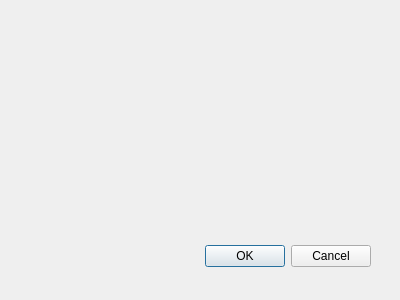
Before: the Qt Designer form CAMan/pub_ldap_dlg.ui in jykim74/CertMan, drawn with Qt 5.
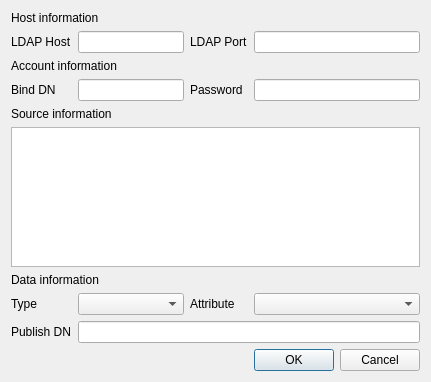
After: the same form once the commit is applied.

```diff
--- a/CAMan/pub_ldap_dlg.ui
+++ b/CAMan/pub_ldap_dlg.ui
@@ -8,29 +8,152 @@
    <rect>
     <x>0</x>
     <y>0</y>
-    <width>400</width>
-    <height>300</height>
+    <width>431</width>
+    <height>382</height>
    </rect>
   </property>
   <property name="windowTitle">
    <string>Dialog</string>
   </property>
-  <widget class="QDialogButtonBox" name="buttonBox">
-   <property name="geometry">
-    <rect>
-     <x>30</x>
-     <y>240</y>
-     <width>341</width>
-     <height>32</height>
-    </rect>
-   </property>
-   <property name="orientation">
-    <enum>Qt::Horizontal</enum>
-   </property>
-   <property name="standardButtons">
-    <set>QDialogButtonBox::Cancel|QDialogButtonBox::Ok</set>
-   </property>
-  </widget>
+  <layout class="QGridLayout" name="gridLayout">
+   <item row="3" column="0">
+    <widget class="QLabel" name="label_4">
+     <property name="text">
+      <string>Bind DN</string>
+     </property>
+    </widget>
+   </item>
+   <item row="1" column="0">
+    <widget class="QLabel" name="label_2">
+     <property name="text">
+      <string>LDAP Host</string>
+     </property>
+    </widget>
+   </item>
+   <item row="8" column="1" colspan="3">
+    <widget class="QLineEdit" name="lineEdit_5"/>
+   </item>
+   <item row="3" column="2">
+    <widget class="QLabel" name="label_10">
+     <property name="text">
+      <string>Password</string>
+     </property>
+    </widget>
+   </item>
+   <item row="5" column="0" colspan="4">
+    <widget class="QTextEdit" name="textEdit"/>
+   </item>
+   <item row="7" column="3">
+    <widget class="QComboBox" name="comboBox_2"/>
+   </item>
+   <item row="7" column="0">
+    <widget class="QLabel" name="label_7">
+     <property name="text">
+      <string>Type</string>
+     </property>
+    </widget>
+   </item>
+   <item row="7" column="1">
+    <widget class="QComboBox" name="comboBox"/>
+   </item>
+   <item row="3" column="1">
+    <widget class="QLineEdit" name="lineEdit_3"/>
+   </item>
+   <item row="7" column="2">
+    <widget class="QLabel" name="label_11">
+     <property name="text">
+      <string>Attribute</string>
+     </property>
+    </widget>
+   </item>
+   <item row="1" column="3">
+    <widget class="QLineEdit" name="lineEdit_2"/>
+   </item>
+   <item row="6" column="0" colspan="2">
+    <widget class="QLabel" name="label_6">
+     <property name="text">
+      <string>Data information</string>
+     </property>
+    </widget>
+   </item>
+   <item row="9" column="0">
+    <spacer name="verticalSpacer_2">
+     <property name="orientation">
+      <enum>Qt::Vertical</enum>
+     </property>
+     <property name="sizeHint" stdset="0">
+      <size>
+       <width>20</width>
+       <height>40</height>
+      </size>
+     </property>
+    </spacer>
+   </item>
+   <item row="3" column="3">
+    <widget class="QLineEdit" name="lineEdit_4"/>
+   </item>
+   <item row="2" column="0" colspan="2">
+    <widget class="QLabel" name="label_3">
+     <property name="text">
+      <string>Account information</string>
+     </property>
+    </widget>
+   </item>
+   <item row="8" column="0">
+    <widget class="QLabel" name="label_8">
+     <property name="text">
+      <string>Publish DN</string>
+     </property>
+    </widget>
+   </item>
+   <item row="10" column="3">
+    <widget class="QDialogButtonBox" name="buttonBox">
+     <property name="orientation">
+      <enum>Qt::Horizontal</enum>
+     </property>
+     <property name="standardButtons">
+      <set>QDialogButtonBox::Cancel|QDialogButtonBox::Ok</set>
+     </property>
+    </widget>
+   </item>
+   <item row="4" column="0" colspan="2">
+    <widget class="QLabel" name="label_5">
+     <property name="text">
+      <string>Source information</string>
+     </property>
+    </widget>
+   </item>
+   <item row="0" column="0" colspan="2">
+    <widget class="QLabel" name="label">
+     <property name="text">
+      <string>Host information</string>
+     </property>
+    </widget>
+   </item>
+   <item row="11" column="0">
+    <spacer name="verticalSpacer">
+     <property name="orientation">
+      <enum>Qt::Vertical</enum>
+     </property>
+     <property name="sizeHint" stdset="0">
+      <size>
+       <width>20</width>
+       <height>40</height>
+      </size>
+     </property>
+    </spacer>
+   </item>
+   <item row="1" column="1">
+    <widget class="QLineEdit" name="lineEdit"/>
+   </item>
+   <item row="1" column="2">
+    <widget class="QLabel" name="label_9">
+     <property name="text">
+      <string>LDAP Port</string>
+     </property>
+    </widget>
+   </item>
+  </layout>
  </widget>
  <pixmapfunction/>
  <resources/>
```
Left out of the diff: 5 changed lines with no effect on the pictures.
